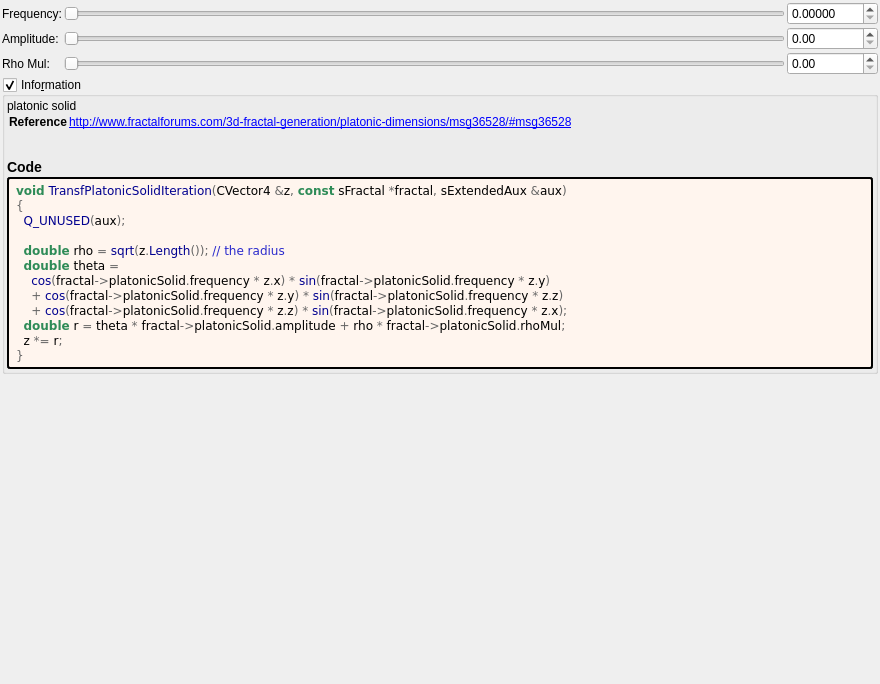
Before: the Qt Designer form mandelbulber2/formula/ui/fractal_transf_platonic_solid.ui in buddhi1980/mandelbulber2, drawn with Qt 5.
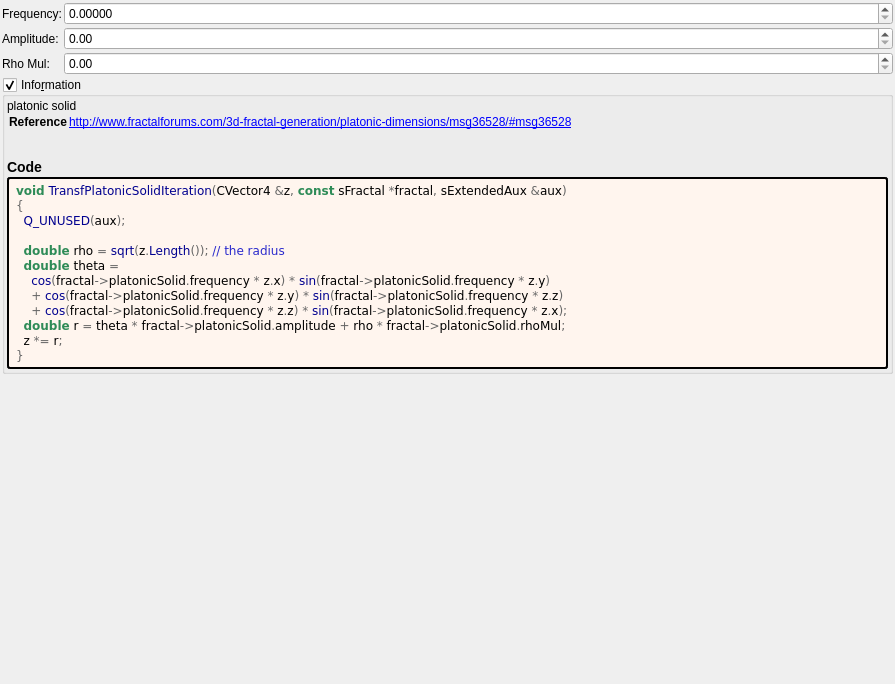
After: the same form once the commit is applied. Custom widgets are drawn as their Qt base class.

What changed in the file:
```diff
--- a/mandelbulber2/formula/ui/fractal_transf_platonic_solid.ui
+++ b/mandelbulber2/formula/ui/fractal_transf_platonic_solid.ui
@@ -6,7 +6,7 @@
    <rect>
     <x>0</x>
     <y>0</y>
-    <width>880</width>
+    <width>895</width>
     <height>684</height>
    </rect>
   </property>
@@ -30,37 +30,11 @@
     <number>2</number>
    </property>
    <item>
-    <layout class="QGridLayout" name="gridLayout">
+    <layout class="QGridLayout" name="gridLayout" columnstretch="0,1">
      <property name="spacing">
       <number>2</number>
      </property>
-     <item row="0" column="0">
-      <widget class="QLabel" name="label_frequency">
-       <property name="text">
-        <string>Frequency:</string>
-       </property>
-      </widget>
-     </item>
      <item row="0" column="1">
-      <widget class="QSlider" name="slider_platonic_solid_frequency">
-       <property name="sizePolicy">
-        <sizepolicy hsizetype="Expanding" vsizetype="Maximum">
-         <horstretch>0</horstretch>
-         <verstretch>0</verstretch>
-        </sizepolicy>
-       </property>
-       <property name="maximum">
-        <number>2000</number>
-       </property>
-       <property name="singleStep">
-        <number>1</number>
-       </property>
-       <property name="orientation">
-        <enum>Qt::Horizontal</enum>
-       </property>
-      </widget>
-     </item>
-     <item row="0" column="2">
       <widget class="MyDoubleSpinBox" name="spinbox_platonic_solid_frequency">
        <property name="sizePolicy">
         <sizepolicy hsizetype="Minimum" vsizetype="Maximum">
@@ -88,60 +62,6 @@
        </property>
       </widget>
      </item>
-     <item row="1" column="0">
-      <widget class="QLabel" name="label_amplitude">
-       <property name="text">
-        <string>Amplitude:</string>
-       </property>
-      </widget>
-     </item>
-     <item row="1" column="1">
-      <widget class="QSlider" name="slider_platonic_solid_amplitude">
-       <property name="sizePolicy">
-        <sizepolicy hsizetype="Expanding" vsizetype="Maximum">
-         <horstretch>0</horstretch>
-         <verstretch>0</verstretch>
-        </sizepolicy>
-       </property>
-       <property name="maximum">
-        <number>2000</number>
-       </property>
-       <property name="singleStep">
-        <number>1</number>
-       </property>
-       <property name="orientation">
-        <enum>Qt::Horizontal</enum>
-       </property>
-      </widget>
-     </item>
-     <item row="1" column="2">
-      <widget class="MyDoubleSpinBox" name="spinbox_platonic_solid_amplitude">
-       <property name="sizePolicy">
-        <sizepolicy hsizetype="Minimum" vsizetype="Maximum">
-         <horstretch>0</horstretch>
-         <verstretch>0</verstretch>
-        </sizepolicy>
-       </property>
-       <property name="prefix">
-        <string/>
-       </property>
-       <property name="suffix">
-        <string/>
-       </property>
-       <property name="decimals">
-        <number>2</number>
-       </property>
-       <property name="minimum">
-        <double>0.000000000000000</double>
-       </property>
-       <property name="maximum">
-        <double>1000.000000000000000</double>
-       </property>
-       <property name="singleStep">
-        <double>0.100000000000000</double>
-       </property>
-      </widget>
-     </item>
      <item row="2" column="0">
       <widget class="QLabel" name="label_rhoMul">
        <property name="text">
@@ -149,26 +69,42 @@
        </property>
       </widget>
      </item>
+     <item row="1" column="1">
+      <widget class="MyDoubleSpinBox" name="spinbox_platonic_solid_amplitude">
+       <property name="sizePolicy">
+        <sizepolicy hsizetype="Minimum" vsizetype="Maximum">
+         <horstretch>0</horstretch>
+         <verstretch>0</verstretch>
+        </sizepolicy>
+       </property>
+       <property name="prefix">
+        <string/>
+       </property>
+       <property name="suffix">
+        <string/>
+       </property>
+       <property name="decimals">
+        <number>2</number>
+       </property>
+       <property name="minimum">
+        <double>0.000000000000000</double>
+       </property>
+       <property name="maximum">
+        <double>1000.000000000000000</double>
+       </property>
+       <property name="singleStep">
+        <double>0.100000000000000</double>
+       </property>
+      </widget>
+     </item>
+     <item row="0" column="0">
+      <widget class="QLabel" name="label_frequency">
+       <property name="text">
+        <string>Frequency:</string>
+       </property>
+      </widget>
+     </item>
      <item row="2" column="1">
-      <widget class="QSlider" name="slider_platonic_solid_rhoMul">
-       <property name="sizePolicy">
-        <sizepolicy hsizetype="Expanding" vsizetype="Maximum">
-         <horstretch>0</horstretch>
-         <verstretch>0</verstretch>
-        </sizepolicy>
-       </property>
-       <property name="maximum">
-        <number>2000</number>
-       </property>
-       <property name="singleStep">
-        <number>1</number>
-       </property>
-       <property name="orientation">
-        <enum>Qt::Horizontal</enum>
-       </property>
-      </widget>
-     </item>
-     <item row="2" column="2">
       <widget class="MyDoubleSpinBox" name="spinbox_platonic_solid_rhoMul">
        <property name="sizePolicy">
         <sizepolicy hsizetype="Minimum" vsizetype="Maximum">
@@ -196,6 +132,13 @@
        </property>
       </widget>
      </item>
+     <item row="1" column="0">
+      <widget class="QLabel" name="label_amplitude">
+       <property name="text">
+        <string>Amplitude:</string>
+       </property>
+      </widget>
+     </item>
     </layout>
    </item>
    <item>
```
Left out of the diff: 5 changed lines with no effect on the pictures.
